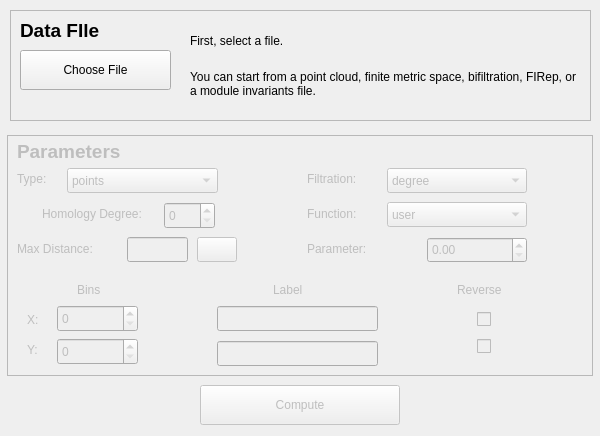
Above: dataselectdialog.ui from rivetTDA/rivet before the change. Below: the same form after it.
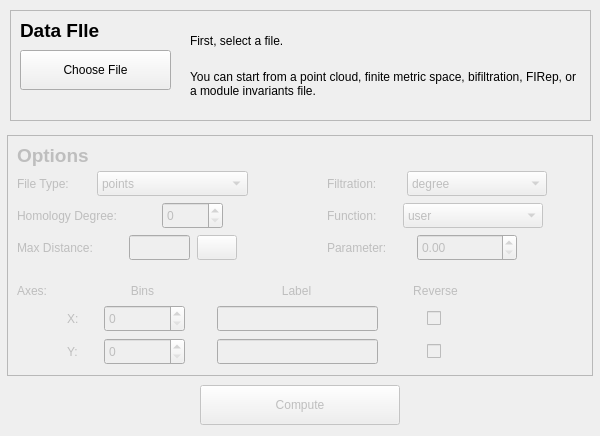
That is the form after the change.

Commit message: tweaks to data select dialog box

Patch:
```diff
--- a/dataselectdialog.ui
+++ b/dataselectdialog.ui
@@ -74,8 +74,8 @@
    <widget class="QLabel" name="xLabel">
     <property name="geometry">
      <rect>
-      <x>20</x>
-      <y>176</y>
+      <x>60</x>
+      <y>175</y>
       <width>21</width>
       <height>17</height>
      </rect>
@@ -87,8 +87,8 @@
    <widget class="QLabel" name="yLabel">
     <property name="geometry">
      <rect>
-      <x>20</x>
-      <y>206</y>
+      <x>60</x>
+      <y>208</y>
       <width>21</width>
       <height>17</height>
      </rect>
@@ -100,7 +100,7 @@
    <widget class="QSpinBox" name="xbinSpinBox">
     <property name="geometry">
      <rect>
-      <x>50</x>
+      <x>97</x>
       <y>170</y>
       <width>81</width>
       <height>27</height>
@@ -122,7 +122,7 @@
    <widget class="QSpinBox" name="ybinSpinBox">
     <property name="geometry">
      <rect>
-      <x>50</x>
+      <x>97</x>
       <y>203</y>
       <width>81</width>
       <height>27</height>
@@ -142,7 +142,7 @@
     <property name="geometry">
      <rect>
       <x>10</x>
-      <y>70</y>
+      <y>72</y>
       <width>150</width>
       <height>17</height>
      </rect>
@@ -151,15 +151,15 @@
      <string>Homology Degree:</string>
     </property>
     <property name="alignment">
-     <set>Qt::AlignCenter</set>
+     <set>Qt::AlignLeading|Qt::AlignLeft|Qt::AlignVCenter</set>
     </property>
    </widget>
    <widget class="QSpinBox" name="homDimSpinBox">
     <property name="geometry">
      <rect>
-      <x>157</x>
+      <x>155</x>
       <y>67</y>
-      <width>51</width>
+      <width>61</width>
       <height>27</height>
      </rect>
     </property>
@@ -171,7 +171,7 @@
     <property name="geometry">
      <rect>
       <x>10</x>
-      <y>6</y>
+      <y>10</y>
       <width>111</width>
       <height>21</height>
      </rect>
@@ -184,53 +184,62 @@
      </font>
     </property>
     <property name="text">
-     <string>Parameters</string>
+     <string>Options</string>
     </property>
    </widget>
    <widget class="QLabel" name="xbinLabel_2">
     <property name="geometry">
      <rect>
-      <x>70</x>
+      <x>100</x>
       <y>146</y>
-      <width>44</width>
-      <height>17</height>
+      <width>71</width>
+      <height>20</height>
      </rect>
     </property>
     <property name="text">
      <string>Bins</string>
     </property>
+    <property name="alignment">
+     <set>Qt::AlignCenter</set>
+    </property>
    </widget>
    <widget class="QLabel" name="axesLabel">
     <property name="geometry">
      <rect>
-      <x>266</x>
+      <x>209</x>
       <y>146</y>
-      <width>44</width>
-      <height>17</height>
+      <width>161</width>
+      <height>20</height>
      </rect>
     </property>
     <property name="text">
      <string>Label</string>
     </property>
+    <property name="alignment">
+     <set>Qt::AlignCenter</set>
+    </property>
    </widget>
    <widget class="QLabel" name="revLabel">
     <property name="geometry">
      <rect>
-      <x>450</x>
+      <x>398</x>
       <y>146</y>
       <width>61</width>
-      <height>17</height>
+      <height>20</height>
      </rect>
     </property>
     <property name="text">
      <string>Reverse</string>
     </property>
+    <property name="alignment">
+     <set>Qt::AlignCenter</set>
+    </property>
    </widget>
    <widget class="QCheckBox" name="xRevCheckBox">
     <property name="geometry">
      <rect>
-      <x>470</x>
-      <y>173</y>
+      <x>420</x>
+      <y>172</y>
       <width>31</width>
       <height>23</height>
      </rect>
@@ -242,8 +251,8 @@
    <widget class="QCheckBox" name="yRevCheckBox">
     <property name="geometry">
      <rect>
-      <x>470</x>
-      <y>200</y>
+      <x>420</x>
+      <y>205</y>
       <width>31</width>
       <height>23</height>
      </rect>
@@ -266,7 +275,7 @@
     <property name="geometry">
      <rect>
       <x>210</x>
-      <y>206</y>
+      <y>204</y>
       <width>161</width>
       <height>25</height>
      </rect>
@@ -276,7 +285,7 @@
     <property name="geometry">
      <rect>
       <x>10</x>
-      <y>105</y>
+      <y>104</y>
       <width>111</width>
       <height>17</height>
      </rect>
@@ -289,20 +298,20 @@
     <property name="geometry">
      <rect>
       <x>10</x>
-      <y>35</y>
-      <width>51</width>
+      <y>40</y>
+      <width>71</width>
       <height>17</height>
      </rect>
     </property>
     <property name="text">
-     <string>Type:</string>
+     <string>File Type:</string>
     </property>
    </widget>
    <widget class="QComboBox" name="dataTypeComboBox">
     <property name="geometry">
      <rect>
-      <x>60</x>
-      <y>33</y>
+      <x>90</x>
+      <y>36</y>
       <width>151</width>
       <height>25</height>
      </rect>
@@ -344,8 +353,8 @@
    <widget class="QLabel" name="filterLabel">
     <property name="geometry">
      <rect>
-      <x>300</x>
-      <y>35</y>
+      <x>320</x>
+      <y>40</y>
       <width>71</width>
       <height>17</height>
      </rect>
@@ -360,8 +369,8 @@
     </property>
     <property name="geometry">
      <rect>
-      <x>380</x>
-      <y>33</y>
+      <x>400</x>
+      <y>36</y>
       <width>140</width>
       <height>25</height>
      </rect>
@@ -380,8 +389,8 @@
    <widget class="QLineEdit" name="maxDistBox">
     <property name="geometry">
      <rect>
-      <x>120</x>
-      <y>102</y>
+      <x>122</x>
+      <y>100</y>
       <width>61</width>
       <height>25</height>
      </rect>
@@ -394,7 +403,7 @@
     <property name="geometry">
      <rect>
       <x>190</x>
-      <y>102</y>
+      <y>100</y>
       <width>40</width>
       <height>25</height>
      </rect>
@@ -420,8 +429,8 @@
     </property>
     <property name="geometry">
      <rect>
-      <x>380</x>
-      <y>67</y>
+      <x>396</x>
+      <y>68</y>
       <width>140</width>
       <height>25</height>
      </rect>
@@ -450,18 +459,18 @@
    <widget class="QDoubleSpinBox" name="parameterSpinBox">
     <property name="geometry">
      <rect>
-      <x>420</x>
-      <y>102</y>
+      <x>410</x>
+      <y>99</y>
       <width>100</width>
-      <height>26</height>
+      <height>27</height>
      </rect>
     </property>
    </widget>
    <widget class="QLabel" name="functionLabel">
     <property name="geometry">
      <rect>
-      <x>300</x>
-      <y>70</y>
+      <x>320</x>
+      <y>72</y>
       <width>71</width>
       <height>17</height>
      </rect>
@@ -473,8 +482,8 @@
    <widget class="QLabel" name="parameterLabel">
     <property name="geometry">
      <rect>
-      <x>300</x>
-      <y>105</y>
+      <x>320</x>
+      <y>104</y>
       <width>91</width>
       <height>17</height>
      </rect>
@@ -483,6 +492,22 @@
      <string>Parameter:</string>
     </property>
    </widget>
+   <widget class="QLabel" name="axesMainLabel">
+    <property name="geometry">
+     <rect>
+      <x>10</x>
+      <y>146</y>
+      <width>71</width>
+      <height>20</height>
+     </rect>
+    </property>
+    <property name="text">
+     <string>Axes:</string>
+    </property>
+    <property name="alignment">
+     <set>Qt::AlignLeading|Qt::AlignLeft|Qt::AlignVCenter</set>
+    </property>
+   </widget>
   </widget>
   <widget class="QFrame" name="frame">
    <property name="geometry">
```
The commit also changes 1 other file.
